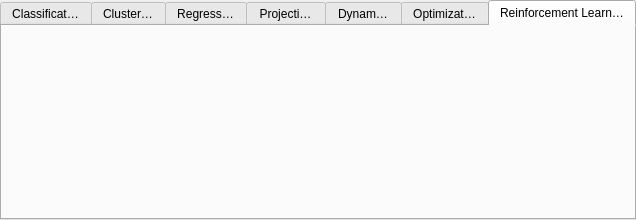
Before: the Qt Designer form MLDemos/algorithmOptions.ui in b4silio/MLDemos, drawn with Qt 5.
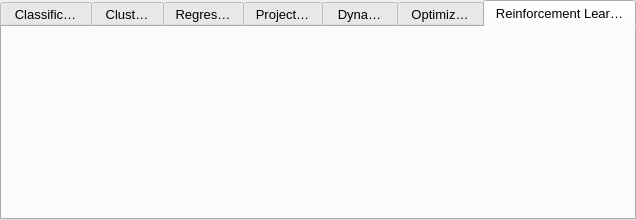
After: the same form once the commit is applied. The open tabs and pages were chosen to show the change.

```diff
--- a/MLDemos/algorithmOptions.ui
+++ b/MLDemos/algorithmOptions.ui
@@ -28,6 +28,12 @@
     <height>220</height>
    </size>
   </property>
+  <property name="font">
+   <font>
+    <pointsize>10</pointsize>
+    <italic>false</italic>
+   </font>
+  </property>
   <property name="windowTitle">
    <string>Algorithm Options</string>
   </property>
@@ -43,6 +49,18 @@
    </property>
    <item>
     <widget class="QTabWidget" name="tabWidget">
+     <property name="font">
+      <font>
+       <pointsize>10</pointsize>
+       <weight>50</weight>
+       <italic>false</italic>
+       <bold>false</bold>
+       <underline>false</underline>
+       <strikeout>false</strikeout>
+       <stylestrategy>PreferDefault</stylestrategy>
+       <kerning>true</kerning>
+      </font>
+     </property>
      <property name="tabPosition">
       <enum>QTabWidget::North</enum>
      </property>
```
Left out of the diff: 10 changed lines with no effect on the pictures.
